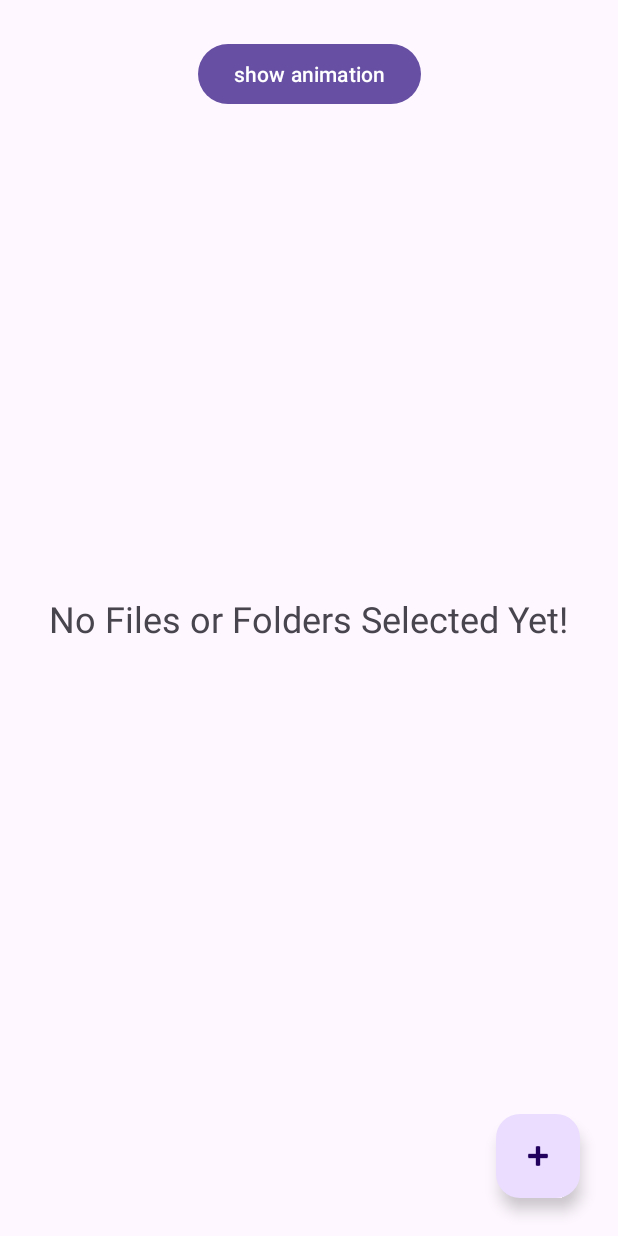
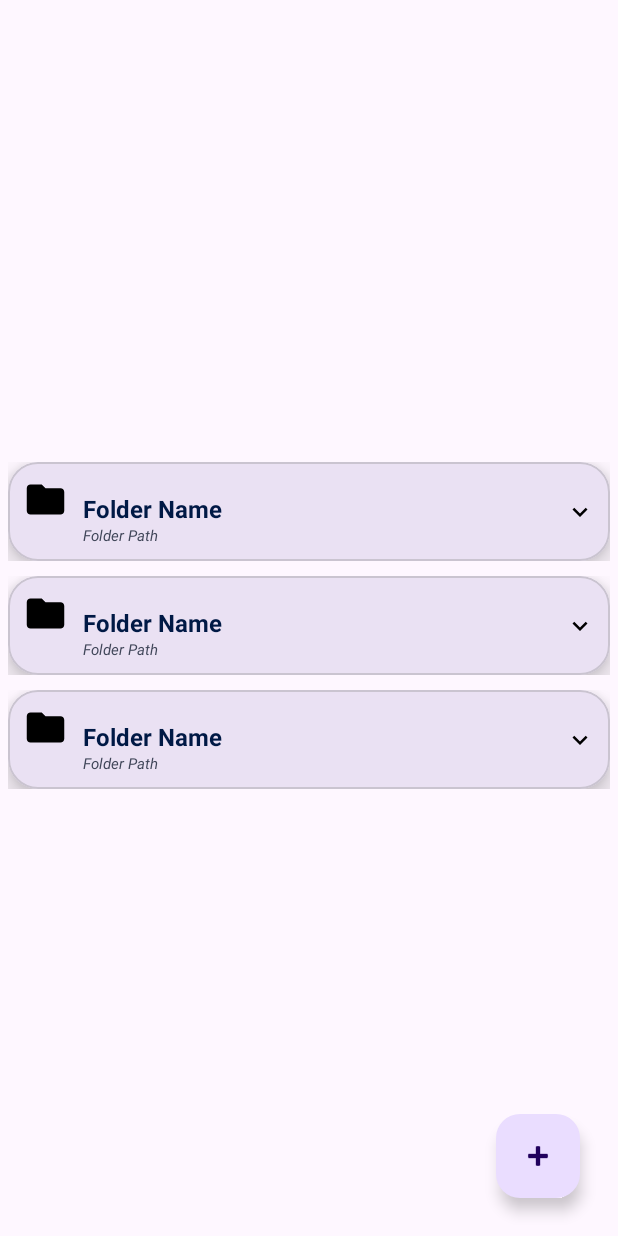
Before and after one commit to abdalmoniem/Android-Boot-Animation-Player, an Android app: the layout fragment_files_and_folders.xml on its own in the app's theme, with its tools: preview values and no code run, on a phone screen of 412 x 824 dp. Run offline under Robolectric (Android 15) with nearby library versions, the phone set to English and light mode, and no system bars.

Commit message:
Add Folder Picker
- After a folder is picked all ZIP files contained in it will be listed in a list in the app\
- each list item can be clicked to play that specific file's animation
- added the ability to start the sketch with a resolution scale

Change-Id: I46ad91adb98f6fd31de624226cbb3a5dc02fdab4
Signed-off-by: AbdAlMoniem AlHifnawy <hifnawy_moniem@hotmail.com>

```diff
--- a/app/build.gradle
+++ b/app/build.gradle
@@ -1,6 +1,7 @@
 plugins {
     id 'com.android.application'
     id 'org.jetbrains.kotlin.android'
+    id 'androidx.navigation.safeargs.kotlin'
 }
 
 android {
@@ -38,12 +39,10 @@ android {
 dependencies {
     implementation 'androidx.core:core-ktx:1.10.1'
     implementation 'androidx.appcompat:appcompat:1.6.1'
-    //noinspection GradleDependency
-    implementation 'com.google.android.material:material:1.5.0-alpha04'
+    implementation 'com.google.android.material:material:1.9.0'
     implementation 'androidx.constraintlayout:constraintlayout:2.1.4'
     implementation 'androidx.navigation:navigation-fragment-ktx:2.6.0'
     implementation 'androidx.navigation:navigation-ui-ktx:2.6.0'
-    compileOnly files('C:/Users/hifna/Documents/Processing/modes/AndroidMode/mode/org.eclipse.jdt.core.jar')
     implementation files('libs/processing-core.jar')
 
     // https://mvnrepository.com/artifact/net.lingala.zip4j/zip4j
--- a/app/src/main/java/com/hifnawy/bootanimationplayer/UI/Activities/MainActivity.kt
+++ b/app/src/main/java/com/hifnawy/bootanimationplayer/UI/Activities/MainActivity.kt
@@ -5,6 +5,7 @@ import android.view.Menu
 import android.view.MenuItem
 import androidx.appcompat.app.AppCompatActivity
 import androidx.core.view.WindowCompat
+import androidx.navigation.NavController
 import androidx.navigation.findNavController
 import androidx.navigation.ui.AppBarConfiguration
 import androidx.navigation.ui.navigateUp
@@ -15,6 +16,7 @@ import com.hifnawy.bootanimationplayer.databinding.ActivityMainBinding
 class MainActivity : AppCompatActivity() {
     private lateinit var appBarConfiguration: AppBarConfiguration
     private lateinit var binding: ActivityMainBinding
+    private lateinit var navController: NavController
 
     override fun onCreate(savedInstanceState: Bundle?) {
         WindowCompat.setDecorFitsSystemWindows(window, false)
@@ -25,7 +27,7 @@ class MainActivity : AppCompatActivity() {
 
         setSupportActionBar(binding.toolbar)
 
-        val navController = findNavController(R.id.nav_host_fragment_content_main)
+        navController = findNavController(R.id.nav_host_fragment_content_main)
         appBarConfiguration = AppBarConfiguration(navController.graph)
         setupActionBarWithNavController(navController, appBarConfiguration)
     }
@@ -47,7 +49,6 @@ class MainActivity : AppCompatActivity() {
     }
 
     override fun onSupportNavigateUp(): Boolean {
-        val navController = findNavController(R.id.nav_host_fragment_content_main)
         return navController.navigateUp(appBarConfiguration) || super.onSupportNavigateUp()
     }
 }
--- /dev/null
+++ b/app/src/main/res/drawable/baseline_folder_closed.xml
@@ -0,0 +1,5 @@
+<vector android:height="24dp" android:tint="#000000"
+    android:viewportHeight="24" android:viewportWidth="24"
+    android:width="24dp" xmlns:android="http://schemas.android.com/apk/res/android">
+    <path android:fillColor="@android:color/white" android:pathData="M10,4H4c-1.1,0 -1.99,0.9 -1.99,2L2,18c0,1.1 0.9,2 2,2h16c1.1,0 2,-0.9 2,-2V8c0,-1.1 -0.9,-2 -2,-2h-8l-2,-2z"/>
+</vector>
--- /dev/null
+++ b/app/src/main/res/drawable/baseline_folder_open.xml
@@ -0,0 +1,5 @@
+<vector android:height="24dp" android:tint="#000000"
+    android:viewportHeight="24" android:viewportWidth="24"
+    android:width="24dp" xmlns:android="http://schemas.android.com/apk/res/android">
+    <path android:fillColor="@android:color/white" android:pathData="M20,6h-8l-2,-2L4,4c-1.1,0 -1.99,0.9 -1.99,2L2,18c0,1.1 0.9,2 2,2h16c1.1,0 2,-0.9 2,-2L22,8c0,-1.1 -0.9,-2 -2,-2zM20,18L4,18L4,8h16v10z"/>
+</vector>
--- /dev/null
+++ b/app/src/main/res/drawable/baseline_keyboard_arrow_down.xml
@@ -0,0 +1,5 @@
+<vector android:height="24dp" android:tint="#000000"
+    android:viewportHeight="24" android:viewportWidth="24"
+    android:width="24dp" xmlns:android="http://schemas.android.com/apk/res/android">
+    <path android:fillColor="@android:color/white" android:pathData="M7.41,8.59L12,13.17l4.59,-4.58L18,10l-6,6 -6,-6 1.41,-1.41z"/>
+</vector>
--- /dev/null
+++ b/app/src/main/res/layout/folder_list_item.xml
@@ -0,0 +1,71 @@
+<?xml version="1.0" encoding="utf-8"?>
+<androidx.constraintlayout.widget.ConstraintLayout xmlns:android="http://schemas.android.com/apk/res/android"
+    xmlns:app="http://schemas.android.com/apk/res-auto"
+    android:layout_width="match_parent"
+    android:layout_height="wrap_content"
+    android:layout_marginEnd="5dp"
+    android:layout_marginStart="5dp"
+    android:layout_marginTop="10dp">
+
+    <com.google.android.material.card.MaterialCardView
+        android:id="@+id/card_view"
+        android:layout_width="match_parent"
+        android:layout_height="match_parent"
+        android:elevation="10dp"
+        app:cardCornerRadius="20dp"
+        app:cardElevation="10dp"
+        app:cardPreventCornerOverlap="true">
+
+        <androidx.constraintlayout.widget.ConstraintLayout
+            android:layout_width="match_parent"
+            android:layout_height="wrap_content"
+            android:padding="10dp">
+
+            <ImageView
+                android:id="@+id/folder_icon"
+                android:layout_width="30dp"
+                android:layout_height="30dp"
+                android:src="@drawable/baseline_folder_closed"
+                app:layout_constraintStart_toStartOf="parent"
+                app:layout_constraintTop_toTopOf="parent" />
+
+            <ImageView
+                android:id="@+id/arrow_down"
+                android:layout_width="20dp"
+                android:layout_height="20dp"
+                android:src="@drawable/baseline_keyboard_arrow_down"
+                app:layout_constraintBottom_toBottomOf="parent"
+                app:layout_constraintEnd_toEndOf="parent"
+                app:layout_constraintTop_toTopOf="parent" />
+
+            <TextView
+                android:id="@+id/folder_name"
+                android:layout_width="0dp"
+                android:layout_height="wrap_content"
+                android:layout_marginStart="10dp"
+                android:layout_marginTop="10dp"
+                android:text="Folder Name"
+                android:textColor="@color/material_dynamic_primary10"
+                android:textSize="16dp"
+                android:textStyle="bold"
+                app:layout_constraintEnd_toStartOf="@id/arrow_down"
+                app:layout_constraintHorizontal_bias="0"
+                app:layout_constraintStart_toEndOf="@id/folder_icon"
+                app:layout_constraintTop_toTopOf="parent" />
+
+            <TextView
+                android:id="@+id/folder_path"
+                android:layout_width="0dp"
+                android:layout_height="wrap_content"
+                android:layout_marginStart="10dp"
+                android:text="Folder Path"
+                android:textColor="@color/material_dynamic_secondary30"
+                android:textSize="10dp"
+                android:textStyle="italic"
+                app:layout_constraintEnd_toStartOf="@id/arrow_down"
+                app:layout_constraintHorizontal_bias="0"
+                app:layout_constraintStart_toEndOf="@id/folder_icon"
+                app:layout_constraintTop_toBottomOf="@id/folder_name" />
+        </androidx.constraintlayout.widget.ConstraintLayout>
+    </com.google.android.material.card.MaterialCardView>
+</androidx.constraintlayout.widget.ConstraintLayout>
--- a/app/src/main/res/layout/fragment_files_and_folders.xml
+++ b/app/src/main/res/layout/fragment_files_and_folders.xml
@@ -1,39 +1,39 @@
 <?xml version="1.0" encoding="utf-8"?>
 <androidx.constraintlayout.widget.ConstraintLayout xmlns:android="http://schemas.android.com/apk/res/android"
+    xmlns:app="http://schemas.android.com/apk/res-auto"
     xmlns:tools="http://schemas.android.com/tools"
-    xmlns:app="http://schemas.android.com/apk/res-auto"
     android:layout_width="match_parent"
     android:layout_height="match_parent"
     tools:context=".UI.Activities.MainActivity">
 
     <TextView
+        android:id="@+id/no_files_or_folders_selected_text_view"
         android:layout_width="wrap_content"
         android:layout_height="wrap_content"
+        android:text="No Files or Folders Selected Yet!"
+        android:textSize="24dp"
+        app:layout_constraintBottom_toBottomOf="parent"
+        app:layout_constraintEnd_toEndOf="parent"
+        app:layout_constraintStart_toStartOf="parent"
+        app:layout_constraintTop_toTopOf="parent" />
+
+    <androidx.recyclerview.widget.RecyclerView
+        android:id="@+id/folders_recycler_view"
+        android:layout_width="match_parent"
+        android:layout_height="wrap_content"
+        app:layout_constraintBottom_toBottomOf="parent"
+        app:layout_constraintEnd_toEndOf="parent"
+        app:layout_constraintStart_toStartOf="parent"
         app:layout_constraintTop_toTopOf="parent"
-        app:layout_constraintBottom_toBottomOf="parent"
-        app:layout_constraintStart_toStartOf="parent"
-        app:layout_constraintEnd_toEndOf="parent"
-        android:text="No Files or Folders Selected Yet!"
-        android:textSize="24dp"/>
+        tools:listitem="@layout/folder_list_item" />
 
-    <com.google.android.material.button.MaterialButton
-        android:id="@+id/button"
+    <com.google.android.material.floatingactionbutton.FloatingActionButton
+        android:id="@+id/add_files_and_folders_fab"
         android:layout_width="wrap_content"
         android:layout_height="wrap_content"
-        app:layout_constraintTop_toTopOf="parent"
-        app:layout_constraintStart_toStartOf="parent"
-        app:layout_constraintEnd_toEndOf="parent"
-        android:layout_marginTop="25dp"
-        android:text="show animation" />
-
-    <com.google.android.material.floatingactionbutton.FloatingActionButton
-        android:id="@+id/fab"
-        android:layout_width="wrap_content"
-        android:layout_height="wrap_content"
+        android:layout_marginBottom="25dp"
+        android:layout_marginEnd="25dp"
         app:layout_constraintBottom_toBottomOf="parent"
         app:layout_constraintRight_toRightOf="parent"
-        android:layout_marginBottom="25dp"
-        android:layout_marginEnd="25dp"
         app:srcCompat="@android:drawable/ic_input_add" />
-
 </androidx.constraintlayout.widget.ConstraintLayout>
--- a/app/src/main/res/navigation/nav_graph.xml
+++ b/app/src/main/res/navigation/nav_graph.xml
@@ -24,5 +24,9 @@
         <action
             android:id="@+id/actionToFilesAndFolders"
             app:destination="@id/filesAndFoldersFragment" />
+        <argument
+            android:name="zipFile"
+            app:nullable="false"
+            app:argType="java.io.File" />
     </fragment>
 </navigation>
--- a/app/src/main/res/values/colors.xml
+++ b/app/src/main/res/values/colors.xml
@@ -1,5 +1,6 @@
 <?xml version="1.0" encoding="utf-8"?>
 <resources>
+    <color name="grey">#FF818181</color>
     <color name="black">#FF000000</color>
     <color name="white">#FFFFFFFF</color>
 </resources>
--- a/gradle.properties
+++ b/gradle.properties
@@ -21,3 +21,5 @@ kotlin.code.style=official
 # resources declared in the library itself and none from the library's dependencies,
 # thereby reducing the size of the R class for that library
 android.nonTransitiveRClass=true
+android.defaults.buildfeatures.buildconfig=true
+android.nonFinalResIds=false
```
Also changed, not shown: app/src/main/java/com/hifnawy/bootanimationplayer/Adapters/FilesAndFoldersAdapter.kt (added, +47 -0 lines), app/src/main/java/com/hifnawy/bootanimationplayer/Sketch.kt (+8 -8 lines), app/src/main/java/com/hifnawy/bootanimationplayer/UI/Fragments/FilesAndFoldersFragment.kt (+50 -47 lines), app/src/main/java/com/hifnawy/bootanimationplayer/UI/Fragments/ProcessingSketchFragment.kt (+18 -15 lines), app/src/main/java/com/hifnawy/bootanimationplayer/ViewHolders/FolderListItemViewHolder.kt (added, +15 -0 lines), app/src/main/res/drawable/baseline_zip_file.xml (added, +33 -0 lines), app/src/main/res/layout/fragment_processing_sketch.xml (+0 -10 lines), build.gradle (+12 -2 lines), gradle/wrapper/gradle-wrapper.properties.
